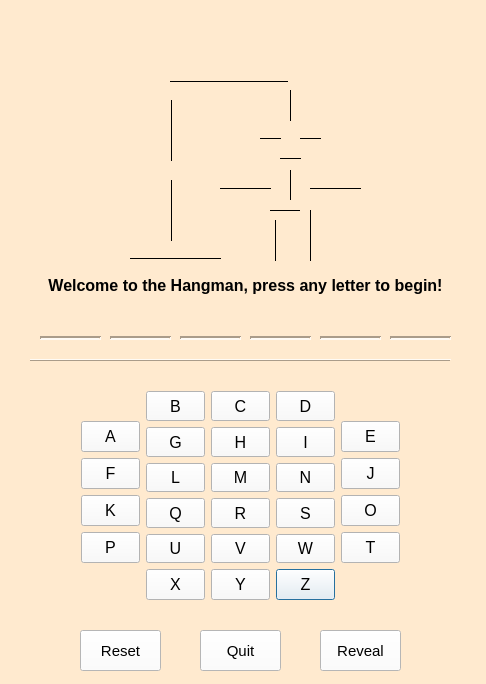
First picture: the form in GamesApp/hangman.ui, repository NoahMcKearney/Software-Team-Project, before the edit.
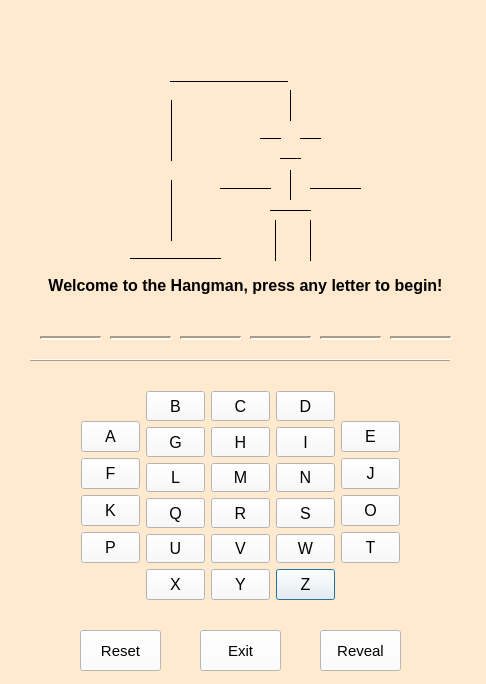
Second picture: the form after the edit.

Commit message: changed font to forms

```diff
--- a/GamesApp/hangman.ui
+++ b/GamesApp/hangman.ui
@@ -962,7 +962,7 @@
 }</string>
    </property>
    <property name="text">
-    <string>Quit</string>
+    <string>Exit</string>
    </property>
   </widget>
   <widget class="QPushButton" name="revealButton">
@@ -1207,9 +1207,9 @@
    <property name="geometry">
     <rect>
      <x>300</x>
-     <y>210</y>
+     <y>220</y>
      <width>20</width>
-     <height>51</height>
+     <height>41</height>
     </rect>
    </property>
    <property name="frameShadow">
```
The commit also changes 3 other files.
